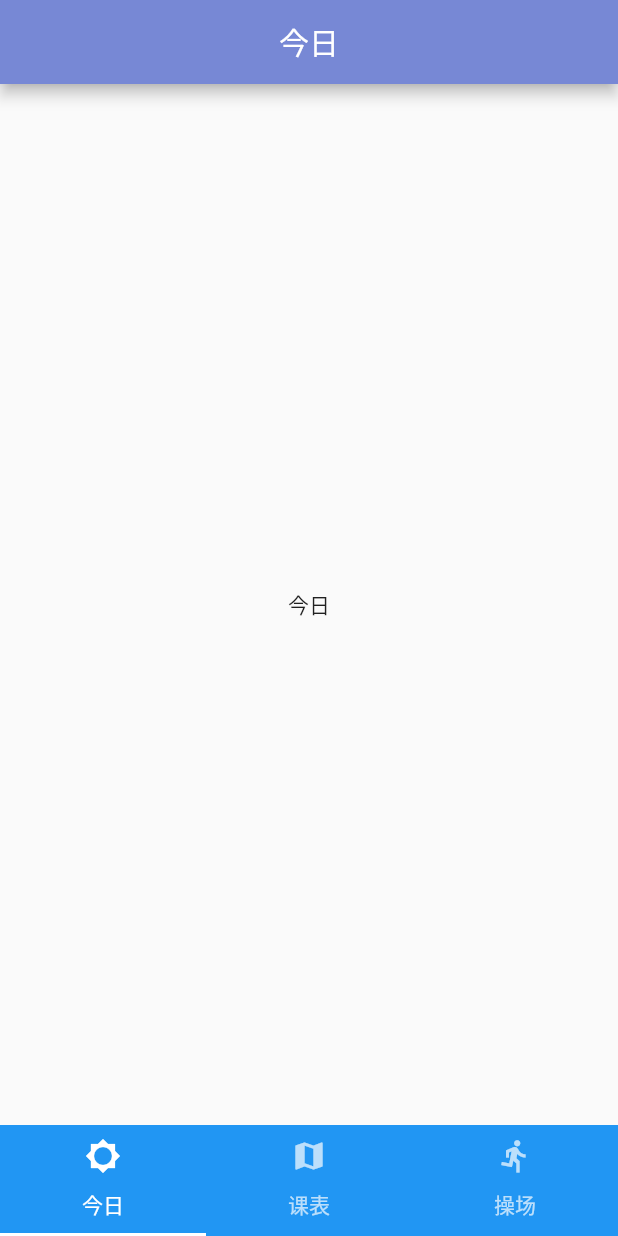
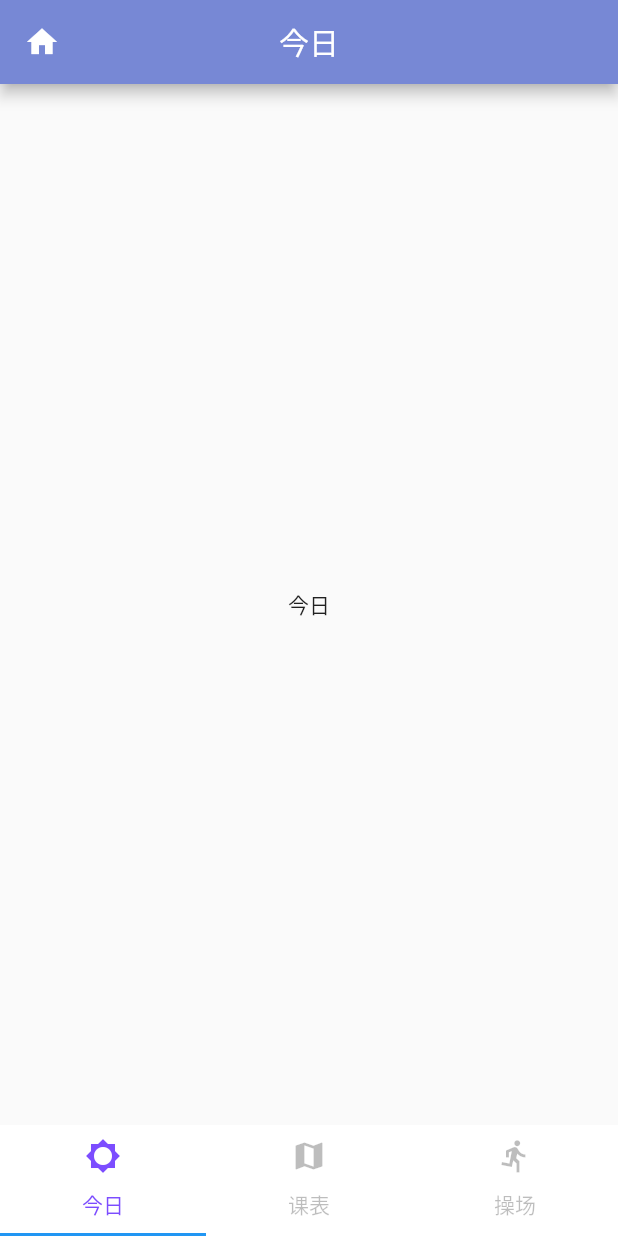
Before and after one commit to alexiewx/flutter_guohe, a Flutter app: the screen it shows after launch, on a phone screen of 412 x 824 dp. Run offline on Flutter 3.47's test engine with Material 2 defaults, Android fonts, the phone set to English and light mode, and no system bars; our stand-ins replace event_bus.

Commit message:
点击左上角打开drawer，底部tab切换时可以更改图标颜色

```diff
--- /dev/null
+++ b/lib/common/eventBus.dart
@@ -0,0 +1,10 @@
+import 'package:event_bus/event_bus.dart';
+
+EventBus eventBus = new EventBus();
+
+//是否打开drawer的event
+class EventOpenDrawer {
+  bool flag;
+
+  EventOpenDrawer(this.flag);
+}
--- a/lib/main.dart
+++ b/lib/main.dart
@@ -1,6 +1,6 @@
 import 'package:flutter/material.dart';
 
-import 'app.dart';
+import 'package:flutter_guohe/pages/app.dart';
 
 void main() {
   runApp(new Guohe());
--- /dev/null
+++ b/lib/pages/app.dart
@@ -0,0 +1,77 @@
+/**
+ * APP的主入口文件
+ */
+
+import 'package:flutter/material.dart';
+
+import 'package:flutter_guohe/pages/main/today.dart';
+import 'package:flutter_guohe/pages/main/playground.dart';
+import 'package:flutter_guohe/pages/main/kb.dart';
+import 'package:flutter_guohe/pages/main/leftmenu.dart';
+
+import 'package:flutter_guohe/common/eventBus.dart';
+
+//果核的主界面
+class Guohe extends StatefulWidget {
+  @override
+  GuoheState createState() => new GuoheState();
+}
+
+class GuoheState extends State<Guohe> with SingleTickerProviderStateMixin {
+  TabController controller;
+  final GlobalKey<ScaffoldState> _scaffoldKey = GlobalKey<ScaffoldState>();
+
+  @override
+  void initState() {
+    controller = new TabController(length: 3, vsync: this);
+    eventBus.on<EventOpenDrawer>().listen((EventOpenDrawer data) {
+      if (data.flag) _scaffoldKey.currentState.openDrawer();
+    });
+  }
+
+  @override
+  void dispose() {
+    controller.dispose();
+    super.dispose();
+  }
+
+  @override
+  Widget build(BuildContext context) {
+    return new MaterialApp(
+      home: new Scaffold(
+        key: _scaffoldKey,
+        drawer: new LeftMenu(),
+        body: new TabBarView(
+          controller: controller,
+          children: <Widget>[
+            new Today(),
+            new Kb(),
+            new Playground(),
+          ],
+        ),
+        bottomNavigationBar: new Material(
+          color: Colors.white,
+          child: new TabBar(
+            controller: controller,
+            labelColor: Colors.deepPurpleAccent,
+            unselectedLabelColor: Colors.black26,
+            tabs: <Widget>[
+              new Tab(
+                text: "今日",
+                icon: new Icon(Icons.brightness_5),
+              ),
+              new Tab(
+                text: "课表",
+                icon: new Icon(Icons.map),
+              ),
+              new Tab(
+                text: "操场",
+                icon: new Icon(Icons.directions_run),
+              ),
+            ],
+          ),
+        ),
+      ),
+    );
+  }
+}
--- a/lib/app.dart
+++ b/lib/pages/main/leftmenu.dart
@@ -1,70 +1,4 @@
-/**
- * APP的主入口文件
- */
-
 import 'package:flutter/material.dart';
-
-import 'package:flutter_guohe/main/today.dart';
-import 'package:flutter_guohe/main/playground.dart';
-import 'package:flutter_guohe/main/kb.dart';
-
-//果核的主界面
-class Guohe extends StatefulWidget {
-  @override
-  GuoheState createState() => new GuoheState();
-}
-
-class GuoheState extends State<Guohe> with SingleTickerProviderStateMixin {
-  TabController controller;
-
-  @override
-  void initState() {
-    controller = new TabController(length: 3, vsync: this);
-  }
-
-  @override
-  void dispose() {
-    controller.dispose();
-    super.dispose();
-  }
-
-  @override
-  Widget build(BuildContext context) {
-    return new MaterialApp(
-      home: new Scaffold(
-        drawer: new LeftMenu(),
-        body: new TabBarView(
-          controller: controller,
-          children: <Widget>[
-            new Today(),
-            new Kb(),
-            new Playground(),
-          ],
-        ),
-        bottomNavigationBar: new Material(
-          color: Colors.blue,
-          child: new TabBar(
-            controller: controller,
-            tabs: <Widget>[
-              new Tab(
-                text: "今日",
-                icon: new Icon(Icons.brightness_5),
-              ),
-              new Tab(
-                text: "课表",
-                icon: new Icon(Icons.map),
-              ),
-              new Tab(
-                text: "操场",
-                icon: new Icon(Icons.directions_run),
-              ),
-            ],
-          ),
-        ),
-      ),
-    );
-  }
-}
 
 //左侧菜单栏
 class LeftMenu extends Drawer {
--- a/lib/main/today.dart
+++ b/lib/pages/main/today.dart
@@ -1,4 +1,5 @@
 import 'package:flutter/material.dart';
+import 'package:flutter_guohe/common/eventBus.dart';
 
 class Today extends StatefulWidget {
   @override
@@ -6,11 +7,23 @@ class Today extends StatefulWidget {
 }
 
 class TodayState extends State<Today> {
+  //打开drawer
+  void openDrawer() {
+    eventBus.fire(new EventOpenDrawer(true));
+  }
+
   @override
   Widget build(BuildContext context) {
     return new MaterialApp(
       home: new Scaffold(
         appBar: new AppBar(
+          leading: new IconButton(
+            icon: Icon(Icons.home),
+            onPressed: () {
+              //打开drawer
+              openDrawer();
+            },
+          ),
           title: new Text("今日"), //设置标题内容
           backgroundColor: Color.fromARGB(255, 119, 136, 213), //设置appbar背景颜色
           centerTitle: true, //设置标题是否局中
--- a/pubspec.yaml
+++ b/pubspec.yaml
@@ -8,6 +8,7 @@ dependencies:
   # The following adds the Cupertino Icons font to your application.
   # Use with the CupertinoIcons class for iOS style icons.
   cupertino_icons: ^0.1.2
+  event_bus: ^1.0.1
 
 dev_dependencies:
   flutter_test:
```
Also changed, not shown: lib/assets/imgs/img_header.webp (deleted), lib/pages/main/kb.dart (renamed from lib/main/kb.dart), lib/pages/main/playground.dart (renamed from lib/main/playground.dart), pubspec.lock, 1 other file.
